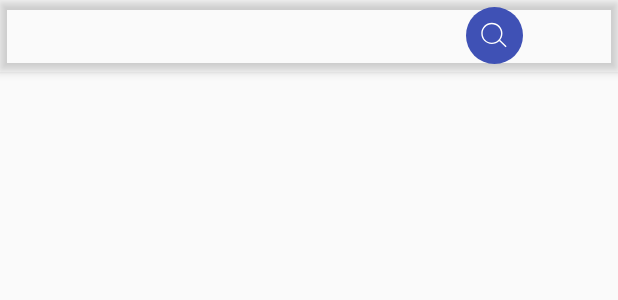
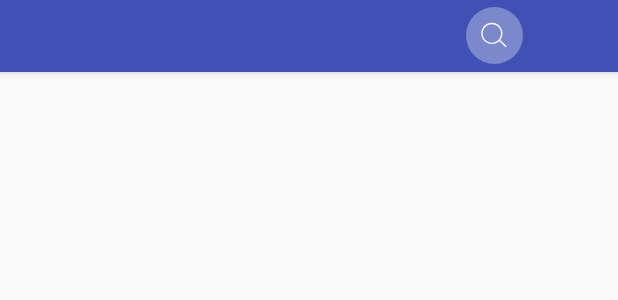
Before and after one commit to Taylorxu/KotlinStudy, an Android app: the layout fragment_first.xml on its own in the app's theme, with its tools: preview values and no code run, on a phone screen of 412 x 824 dp. Shown: the top 300 px of the screen. Run offline under Robolectric (Android 15) with nearby library versions, the phone set to English and light mode, and no system bars.

Commit message:
搜索效果

```diff
--- a/app/src/main/res/drawable/shape_circle_bg_prim.xml
+++ b/app/src/main/res/drawable/shape_circle_bg_prim.xml
@@ -1,7 +1,7 @@
 <?xml version="1.0" encoding="utf-8"?>
 <shape xmlns:android="http://schemas.android.com/apk/res/android"
     android:shape="oval">
-    <solid android:color="@color/colorPrimary" />
+    <solid android:color="#50FFFFFF" />
     <size
         android:width="48dp"
         android:height="48dp" />
--- a/app/src/main/res/drawable/shape_edit_text_alpha_left_part.xml
+++ b/app/src/main/res/drawable/shape_edit_text_alpha_left_part.xml
@@ -1,8 +1,10 @@
 <?xml version="1.0" encoding="utf-8"?>
 <shape xmlns:android="http://schemas.android.com/apk/res/android">
-    <solid android:color="#203F51B5" />
+    <solid android:color="#20FFFFFF" />
     <corners
         android:bottomLeftRadius="19dp"
         android:topLeftRadius="19dp" />
-
+    <stroke
+        android:width="1dp"
+        android:color="#FFFFFF" />
 </shape>
--- a/app/src/main/res/drawable/shape_edit_text_alpha_right_part.xml
+++ b/app/src/main/res/drawable/shape_edit_text_alpha_right_part.xml
@@ -1,6 +1,10 @@
 <?xml version="1.0" encoding="utf-8"?>
 <shape xmlns:android="http://schemas.android.com/apk/res/android">
-    <solid android:color="#203F51B5" />
-    <corners android:topRightRadius="19dp" android:bottomRightRadius="19dp" />
+    <solid android:color="#50FFFFFF" />
+    <!-- <corners
+         android:bottomRightRadius="19dp"
+         android:topRightRadius="19dp" />-->
+    <corners android:radius="19dp" />
+
 
 </shape>
--- a/app/src/main/res/layout/fragment_first.xml
+++ b/app/src/main/res/layout/fragment_first.xml
@@ -7,25 +7,26 @@
     <android.support.design.widget.AppBarLayout
         android:layout_width="match_parent"
         android:layout_height="48dp"
-        android:background="#10FFFFFF">
+        >
 
         <FrameLayout
-            android:layout_width="match_parent"
-            android:layout_height="match_parent">
+            android:layout_width="wrap_content"
+            android:layout_height="match_parent"
+            android:layout_gravity="center">
 
             <FrameLayout
                 android:id="@+id/panel_frame"
                 android:layout_width="286dp"
                 android:layout_height="match_parent"
-                android:layout_gravity="center">
+                android:layout_gravity="center"
+             >
 
                 <FrameLayout
                     android:id="@+id/bt_search"
                     android:layout_width="38dp"
                     android:layout_height="38dp"
                     android:layout_gravity="right|center_vertical"
-                    android:background="@drawable/shape_circle_bg_prim"
-                    android:focusableInTouchMode="true">
+                    android:background="@drawable/shape_circle_bg_prim">
 
                     <ImageView
                         android:layout_width="24dp"
@@ -34,36 +35,12 @@
                         android:background="@drawable/ic_search" />
                 </FrameLayout>
 
-
-            </FrameLayout>
-
-            <LinearLayout
-                android:id="@+id/search_layout"
-                android:layout_width="wrap_content"
-                android:layout_height="38dp"
-                android:layout_gravity="center"
-                android:focusableInTouchMode="true"
-                android:orientation="horizontal"
-                android:visibility="gone"
-
-
-                >
-
-                <EditText
-                    android:id="@+id/search_edit_text"
-                    android:layout_width="248dp"
-                    android:layout_height="match_parent"
-                    android:layout_gravity="center"
-                    android:alpha="0"
-                    android:background="@drawable/shape_edit_text_alpha_left_part"
-                    android:hint="请输入"
-                    android:paddingLeft="15dp" />
-
                 <FrameLayout
                     android:id="@+id/bt_search_cancel"
                     android:layout_width="38dp"
-                    android:layout_height="match_parent"
-                    android:background="@drawable/shape_edit_text_alpha_right_part">
+                    android:layout_height="38dp"
+                    android:layout_gravity="right|center_vertical"
+                    android:visibility="gone">
 
                     <ImageView
                         android:layout_width="24dp"
@@ -71,7 +48,28 @@
                         android:layout_gravity="center"
                         android:background="@drawable/ic_cancel_search" />
                 </FrameLayout>
-            </LinearLayout>
+
+            </FrameLayout>
+
+            <FrameLayout
+                android:id="@+id/search_layout"
+                android:layout_width="wrap_content"
+                android:layout_height="38dp"
+                android:layout_gravity="center_vertical"
+                android:background="@drawable/shape_edit_text_alpha_right_part"
+                android:visibility="gone">
+
+                <EditText
+                    android:id="@+id/search_edit_text"
+                    android:layout_width="248dp"
+                    android:layout_height="match_parent"
+                    android:layout_gravity="center"
+                    android:background="@android:color/transparent"
+                    android:hint="请输入"
+                    android:paddingLeft="10dp" />
+
+
+            </FrameLayout>
         </FrameLayout>
     </android.support.design.widget.AppBarLayout>
 
```
Also changed, not shown: app/src/main/java/com/xuzhiguang/kotlinstudybyself/forecast/MainNavigationActivity.kt (+6 -5 lines), app/src/main/java/com/xuzhiguang/kotlinstudybyself/forecast/navigationPages/FirstFragment.kt (+37 -17 lines).
